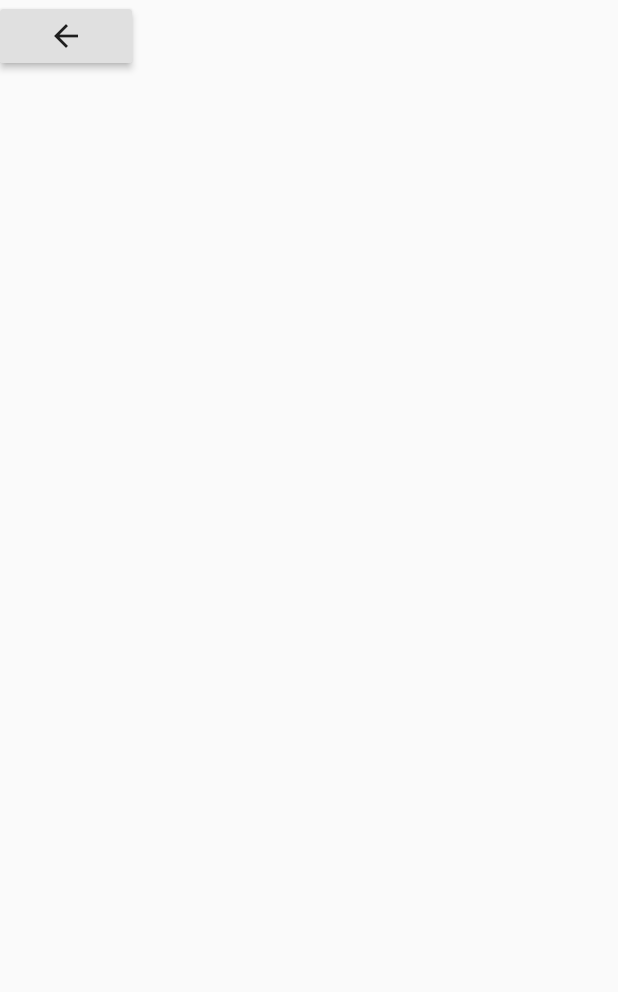
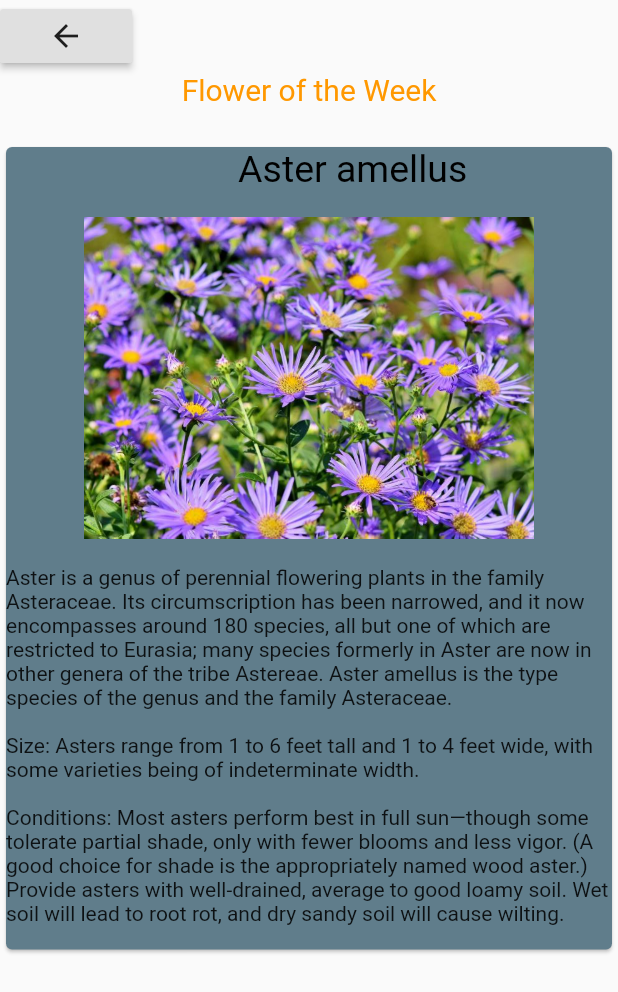
Before and after one commit to akrammustafa/PicsPlant, a Flutter app: the screen it shows after launch, after a tap on "Read More", on a phone screen of 412 x 824 dp. Shown: the top 992 px of the screen. Run offline on Flutter 3.47's test engine with Material 2 defaults, Android fonts, the light colour scheme and no system bars; our stand-ins replace google_fonts, image_picker, universal_io; missing offline and left inert: tflite.

Commit message:
flower of the week added

```diff
--- a/assets/files/mushrooms.txt
+++ b/assets/files/mushrooms.txt
@@ -3,3 +3,4 @@ Conocybe filaris,Not edible,Poisonous.
 Boletus edulis (penny bun),Edible,
 Cortinarius,Not edible,Poisonous.
 Agaricus (button mushroom),edible,
+Amanita muscaria(fly agaric),Not edible,poisonous
--- a/lib/pages/floweroftheweek.dart
+++ b/lib/pages/floweroftheweek.dart
@@ -7,17 +7,34 @@ class Floweroftheweek extends StatelessWidget {
   @override
   Widget build(BuildContext context) {
     return Material(
-
-        child:Column(children: <Widget>[
+        child:ListView(children: <Widget>[
           Container(
-
             child: Align(alignment:Alignment(-1, 0),child:
             RaisedButton(onPressed:(){Navigator.pop(
               context,
               MaterialPageRoute(builder: (context) => HomePage()),
             );},child: Icon(Icons.arrow_back)),),
 
-          )
+          ),
+          Container(child:
+          Center(
+            child: Text(
+              "Flower of the Week\n",
+              style: TextStyle(fontSize: 20.0,color: Colors.orange),
+            ),
+          ),),
+
+          Card(
+            color: Colors.blueGrey,child: Column(children: <Widget>[
+            Container(child: Align(alignment: Alignment(-1, 0),child: Text("                         Aster amellus",style: TextStyle(color: Colors.black,fontSize: 25)),)),
+            Container(child: Image.asset('assets/images/aster.jpg',height: 250,width: 300,),),
+            Container(child: Align(alignment: Alignment(-1, 0),child: Text("Aster is a genus of perennial flowering plants in the family Asteraceae. Its circumscription has been narrowed, and it now encompasses around 180 species, all but one of which are restricted to Eurasia; many species formerly in Aster are now in other genera of the tribe Astereae. Aster amellus is the type species of the genus and the family Asteraceae.\n"),) ,),
+            Container(child: Align(alignment: Alignment(-1, 0),child: Text("Size: Asters range from 1 to 6 feet tall and 1 to 4 feet wide, with some varieties being of indeterminate width.\n"),) ,),
+            Container(child: Align(alignment: Alignment(-1, 0),child: Text("Conditions: Most asters perform best in full sun—though some tolerate partial shade, only with fewer blooms and less vigor. (A good choice for shade is the appropriately named wood aster.) Provide asters with well-drained, average to good loamy soil. Wet soil will lead to root rot, and dry sandy soil will cause wilting.\n"),) ,),
+          ],),),
+
+
+
         ],)
     );
   }
```
Also changed, not shown: assets/images/aster.jpg (added), assets/images/aster2.jpg (added), assets/mushrooms/6.jpg (added).
